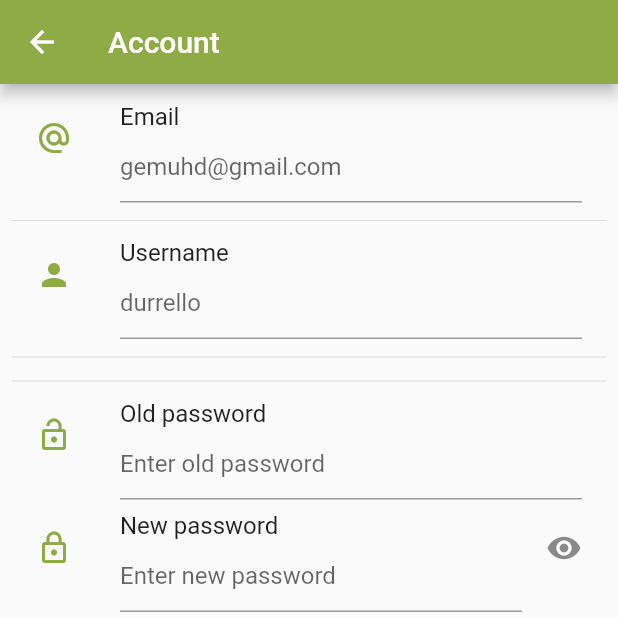
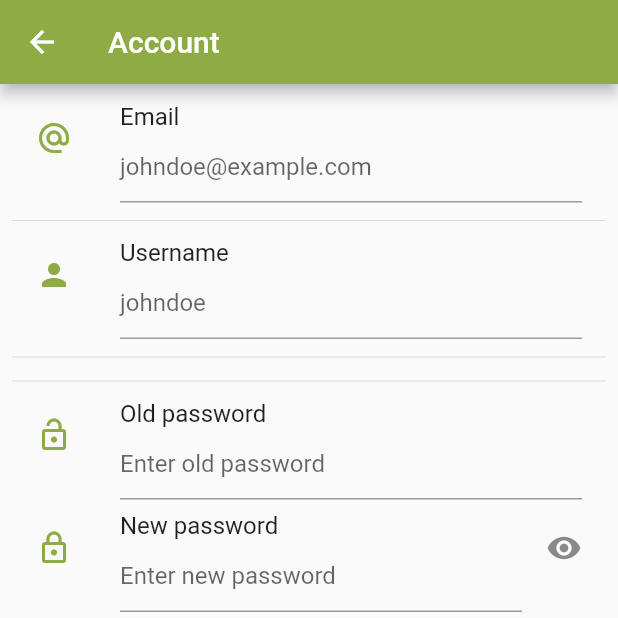
Before and after one commit to durrello/scholar_app, a Flutter app: the AccountScreen screen opened directly, after a tap on "SAVE", on a phone screen of 412 x 824 dp, the top half of it. Run offline on Flutter 3.47's test engine with Material 2 defaults, Android fonts, the phone set to English and light mode, and no system bars; our stand-ins replace animated_splash_screen, file_picker, google_sign_in, hexcolor, page_transition, rflutter_alert and 1 more; missing offline and left inert: flutter_overboard.

```diff
--- a/lib/src/screens/account.dart
+++ b/lib/src/screens/account.dart
@@ -1,7 +1,4 @@
 import 'package:flutter/material.dart';
-
-//imported 3rd party packages
-import 'package:rflutter_alert/rflutter_alert.dart';
 
 //imported custom widgets and commons
 import 'package:scholar_app/src/commons.dart';
@@ -25,7 +22,7 @@ class _AccountScreenState extends State<AccountScreen> {
               title: Text("Email"),
               subtitle:  TextField(
                 decoration: InputDecoration(
-                    hintText: 'gemuhd@gmail.com'
+                    hintText: 'johndoe@example.com'
                 ),
               ),
             ),
@@ -37,7 +34,7 @@ class _AccountScreenState extends State<AccountScreen> {
               title: Text("Username"),
               subtitle:  TextField(
                 decoration: InputDecoration(
-                    hintText: 'durrello'
+                    hintText: 'johndoe'
                 ),
               ),
             ),
@@ -50,7 +47,7 @@ class _AccountScreenState extends State<AccountScreen> {
               title: Text("Old password"),
               subtitle:  TextField(
                 decoration: InputDecoration(
-                    hintText: 'Enter old password'
+                    hintText: 'Enter old password',
                 ),
               ),
             ),
@@ -81,17 +78,7 @@ class _AccountScreenState extends State<AccountScreen> {
 
             FlatButton(
                 color: primary,
-                onPressed: () {
-                  return  Alert(
-                      context: context,
-                      title: "Alert",
-                      desc: "Clicking here takes you to sign/login with facebook, implement using firebase, or facebook auth",
-                      buttons: [
-                        DialogButton(child: Text("Continue"), onPressed: () {Navigator.pop(context);}),
-                        DialogButton(child: Text("Cancel"), onPressed: () {Navigator.pop(context);})
-                      ]
-                  ).show();
-                },
+                onPressed: () => {},
                 child: Row(
                   children: [
                     Spacer(),
--- a/lib/src/screens/splash.dart
+++ b/lib/src/screens/splash.dart
@@ -19,7 +19,7 @@ class Splash extends State<SplashScreen>  {
 
     return AnimatedSplashScreen(
       splash: 'assets/images/logo.png',
-      duration: 3000,
+      duration: 2000,
       nextScreen: OnboardingScreen(),
       splashTransition: SplashTransition.rotationTransition,
       pageTransitionType: PageTransitionType.scale,
```
Also changed, not shown: lib/src/screens/profile.dart (+2 -15 lines).
